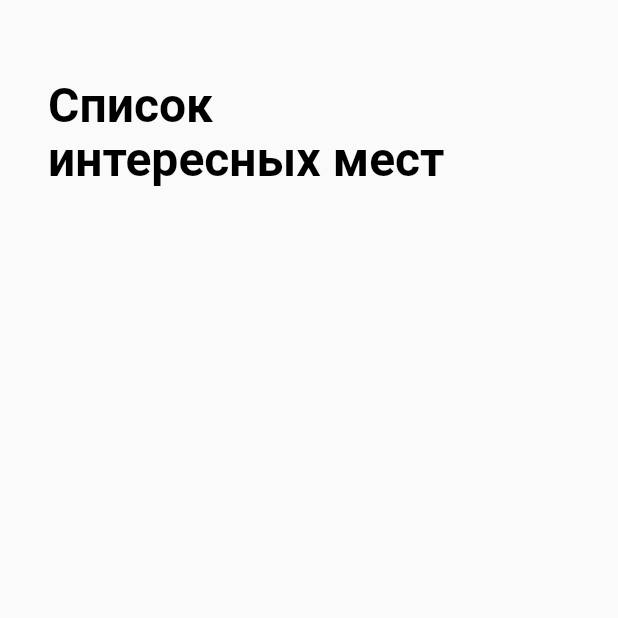
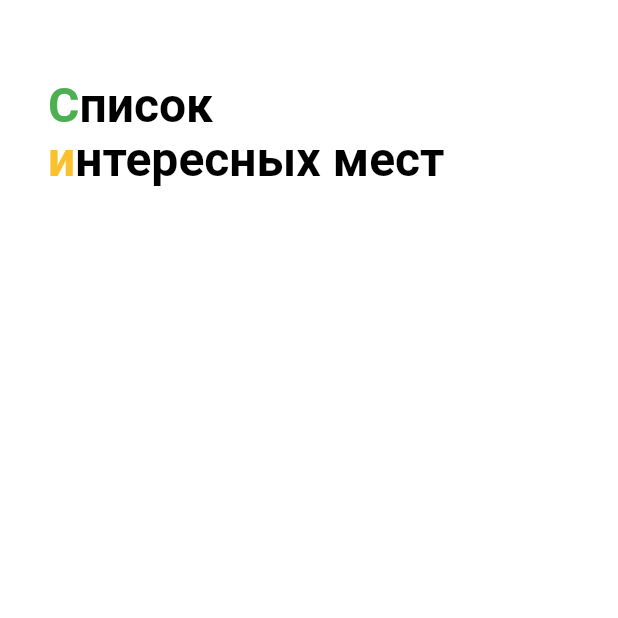
Before and after one commit to Vadim-T0/surf_places, a Flutter app: the screen it shows after launch, on a phone screen of 412 x 824 dp, the top half of it. Run offline on Flutter 3.47's test engine with Material 2 defaults, Android fonts, the phone set to English and light mode, and no system bars.

Commit message:
4.4.2 RichText и TextSpan.

```diff
--- a/lib/ui/screen/sight_list_screen.dart
+++ b/lib/ui/screen/sight_list_screen.dart
@@ -17,21 +17,32 @@ class _SightListScreenState extends State<SightListScreen> {
         appBar: AppBar(
           title: Padding(
             padding: EdgeInsets.fromLTRB(16, 40, 16, 0), // Отступы из Figma
-          child: Text(
-            "Список\nинтересных мест",
+            child: RichText(
+              text: TextSpan(
                 style: TextStyle(
                   color: Colors.black,
                   fontSize: 32,
                   height: 36 / 32,
                   fontWeight: FontWeight.w700,
                 ),
-            textAlign: TextAlign.left,
+                children: [
+                  TextSpan(
+                      text: 'С',
+                      style: TextStyle(color: const Color(0xff4caf50))),
+                  TextSpan(text: 'писок\n'),
+                  TextSpan(
+                      text: 'и',
+                      style: TextStyle(color: const Color(0xfffbc02d))),
+                  TextSpan(text: 'нтересных мест'),
+                ],
+                //      textAlign: TextAlign.left,
+              ),
             ),
           ),
           backgroundColor: Colors.transparent, // Прозрачный AppBar
           elevation: 0, // Тень
           toolbarHeight: 136, // Из Figma 64+72
         ),
-    );
+        backgroundColor: Colors.white);
   }
 }
```
Lines whose indentation alone changed are shown as unchanged.
